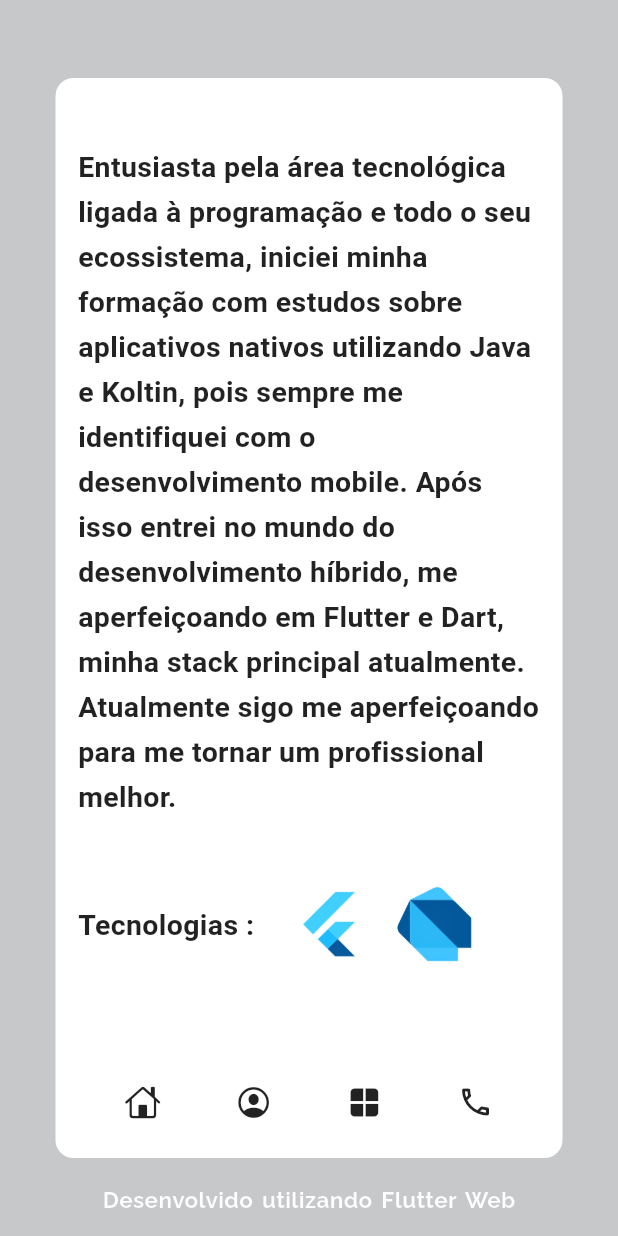
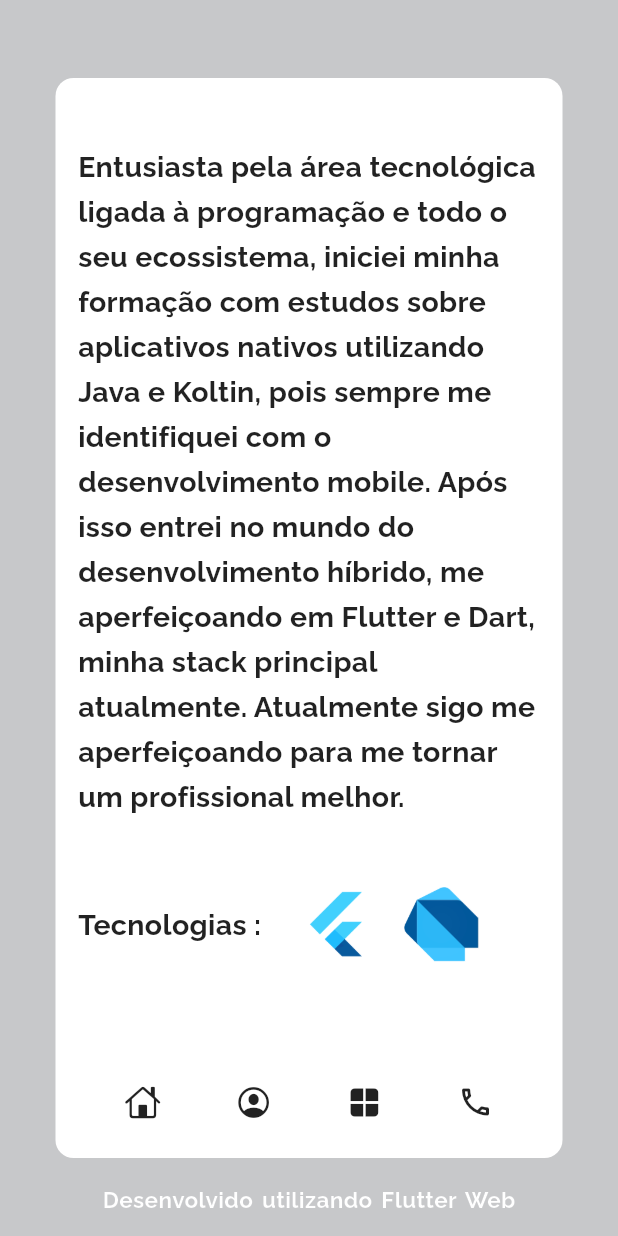
Before and after one commit to Franciscof11/Portfolio_Flutter_Web, a Flutter app: the screen it shows after launch, item 2 of the bottom bar chosen, scrolled down 576 dp, on a phone screen of 412 x 824 dp. Run offline on Flutter 3.47's test engine with Material 3 defaults, Android fonts, the phone set to English and light mode, and no system bars; drawn by our look-alikes of shimmer; our stand-ins replace animated_text_kit, font_awesome_flutter, google_fonts, lottie; missing offline and left inert: container_tab_indicator.

Commit message:
refac: desktop profile page

```diff
--- a/lib/Custom Things/profile_details_section.dart
+++ b/lib/Custom Things/profile_details_section.dart
@@ -1,4 +1,5 @@
 import 'package:flutter/material.dart';
+import 'package:google_fonts/google_fonts.dart';
 import 'package:my_portfolio/Models/launch_url.dart';
 import 'package:my_portfolio/Models/my_strings.dart';
 
@@ -20,7 +21,7 @@ class ProfileDetailsSection extends StatelessWidget {
         children: [
           Text(
             MyStrings.myName,
-            style: TextStyle(
+            style: GoogleFonts.raleway(
               fontSize: 40,
               color: Colors.black87,
               fontWeight: FontWeight.bold,
@@ -28,7 +29,7 @@ class ProfileDetailsSection extends StatelessWidget {
           ),
           Text(
             MyStrings.myTagLine,
-            style: TextStyle(
+            style: GoogleFonts.raleway(
               fontSize: 18,
               color: Colors.black54,
               fontWeight: FontWeight.bold,
@@ -39,7 +40,7 @@ class ProfileDetailsSection extends StatelessWidget {
           ),
           Text(
             MyStrings.myDescription,
-            style: TextStyle(
+            style: GoogleFonts.raleway(
               height: 1.6,
               fontSize: 19,
               color: Colors.black87,
@@ -52,7 +53,7 @@ class ProfileDetailsSection extends StatelessWidget {
             children: [
               Text(
                 'Tecnologias : ',
-                style: TextStyle(
+                style: GoogleFonts.raleway(
                   height: 1.6,
                   fontSize: 19,
                   color: Colors.black87,
@@ -86,8 +87,7 @@ class ProfileDetailsSection extends StatelessWidget {
             padding: const EdgeInsets.symmetric(horizontal: 80),
             child: ElevatedButton(
               style: ButtonStyle(
-                padding: MaterialStateProperty.all(
-                    EdgeInsets.symmetric(horizontal: 40, vertical: 20)),
+                padding: MaterialStateProperty.all(EdgeInsets.symmetric(horizontal: 40, vertical: 20)),
                 backgroundColor: MaterialStateProperty.all(
                   Colors.blueGrey[700],
                 ),
@@ -97,7 +97,8 @@ class ProfileDetailsSection extends StatelessWidget {
               },
               child: Text(
                 "Meu Currículo",
-                style: TextStyle(
+                style: GoogleFonts.raleway(
+                  color: Colors.white,
                   fontSize: 16,
                   fontWeight: FontWeight.bold,
                 ),
--- a/lib/Models/my_strings.dart
+++ b/lib/Models/my_strings.dart
@@ -15,7 +15,7 @@ class MyStrings {
   ];
 
   static final String myName = "Francisco Gabriel";
-  static final String myTagLine = "Desenvolvedor Flutter";
+  static final String myTagLine = "Desenvolvedor Mobile";
   static final String myDescription =
       "Entusiasta pela área tecnológica ligada à programação e todo o seu ecossistema, iniciei minha formação com estudos sobre aplicativos nativos utilizando Java e Koltin, pois sempre me identifiquei com o desenvolvimento mobile. Após isso entrei no mundo do desenvolvimento híbrido, me aperfeiçoando em Flutter e Dart, minha stack principal atualmente. Atualmente sigo me aperfeiçoando para me tornar um profissional melhor.";
 
@@ -28,7 +28,7 @@ class MyStrings {
   static final String mockShopLink = "https://github.com/Franciscof11/Mock-Shop--Flutter";
   static final String portfolioLink = "https://github.com/Franciscof11/Portfolio--Flutter";
   static final String academicoLink = "https://github.com/Franciscof11/Acad-mico-CLI";
-  static final String myResume = "https://docs.google.com/document/d/1Io_tNBZVscoF9AACmFomGTnoZsjDXJ69xhWMcgBJ3Do/edit?usp=share_link";
+  static final String myResume = "https://docs.google.com/document/d/1Io_tNBZVscoF9AACmFomGTnoZsjDXJ69xhWMcgBJ3Do/edit?usp=sharing";
 
   static final List<Map<String, dynamic>> contactButtons = [
     {
--- a/lib/Pages/profile_page.dart
+++ b/lib/Pages/profile_page.dart
@@ -12,20 +12,22 @@ class ProfilePage extends StatelessWidget {
 
     return Container(
       child: Padding(
-        padding:
-            EdgeInsets.symmetric(horizontal: _responsivePadding, vertical: 20),
+        padding: EdgeInsets.symmetric(horizontal: _responsivePadding, vertical: 20),
         child: _width >= ResponsiveSize.tabWidth
             ? Padding(
-                padding: const EdgeInsets.symmetric(horizontal: 30),
+                padding: const EdgeInsets.symmetric(horizontal: 20),
                 child: Row(
                   crossAxisAlignment: CrossAxisAlignment.center,
                   children: [
                     Expanded(
                       flex: 1,
-                      child: SingleChildScrollView(
+                      child: ScrollConfiguration(
+                        behavior: ScrollConfiguration.of(context).copyWith(scrollbars: false),
+                        child: SingleChildScrollView(
                           physics: BouncingScrollPhysics(),
-                          child: ProfileDetailsSection(
-                              contactButtons: MyStrings.contactButtons)),
+                          child: ProfileDetailsSection(contactButtons: MyStrings.contactButtons),
+                        ),
+                      ),
                     ),
                     SizedBox(
                       width: 50,
@@ -34,29 +36,27 @@ class ProfilePage extends StatelessWidget {
                       flex: 1,
                       child: Padding(
                         padding: const EdgeInsets.only(left: 16),
-                        child: ProfileImageSection(),
+                        child: Padding(
+                          padding: const EdgeInsets.symmetric(vertical: 10, horizontal: 50),
+                          child: ProfileImageSection(),
+                        ),
                       ),
                     )
                   ],
                 ),
               )
             : ScrollConfiguration(
-                behavior:
-                    ScrollConfiguration.of(context).copyWith(scrollbars: false),
+                behavior: ScrollConfiguration.of(context).copyWith(scrollbars: false),
                 child: SingleChildScrollView(
                   physics: BouncingScrollPhysics(),
                   child: Column(
                     crossAxisAlignment: CrossAxisAlignment.start,
                     children: [
-                      Container(
-                          width: double.infinity,
-                          height: 400,
-                          child: ProfileImageSection()),
+                      Container(width: double.infinity, height: 400, child: ProfileImageSection()),
                       SizedBox(
                         height: 20,
                       ),
-                      ProfileDetailsSection(
-                          contactButtons: MyStrings.contactButtons),
+                      ProfileDetailsSection(contactButtons: MyStrings.contactButtons),
                     ],
                   ),
                 ),
```
